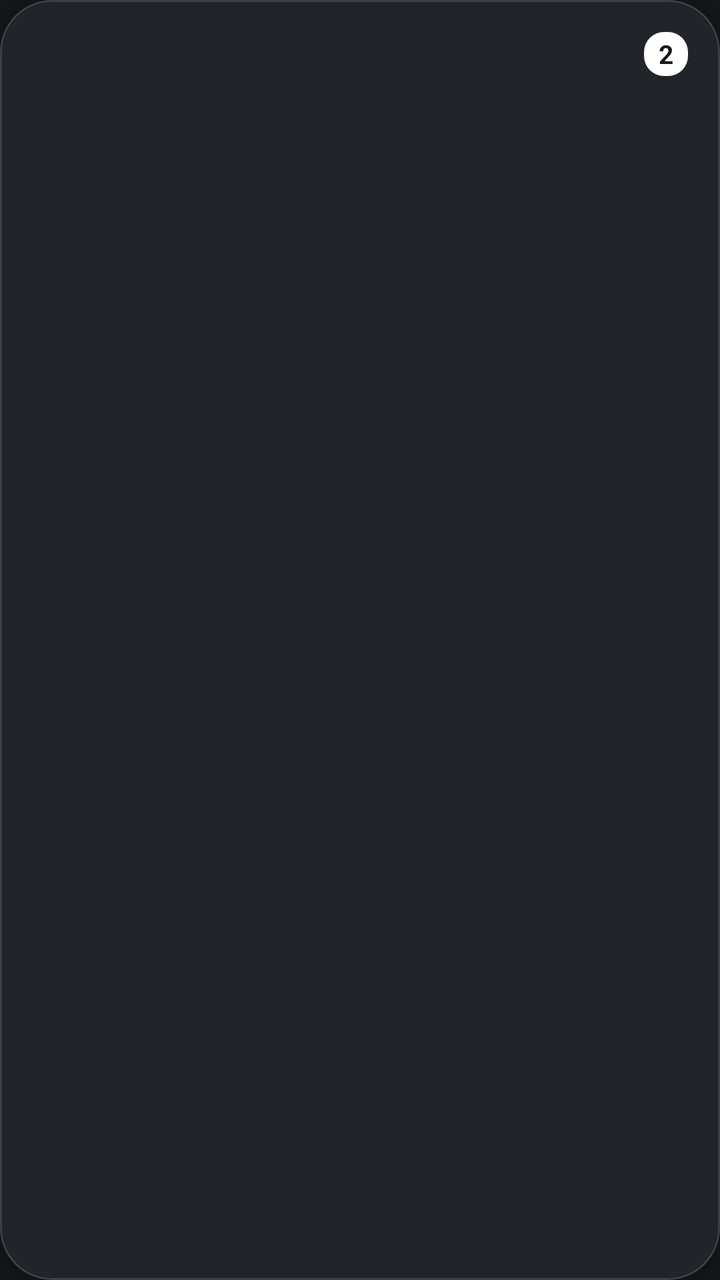
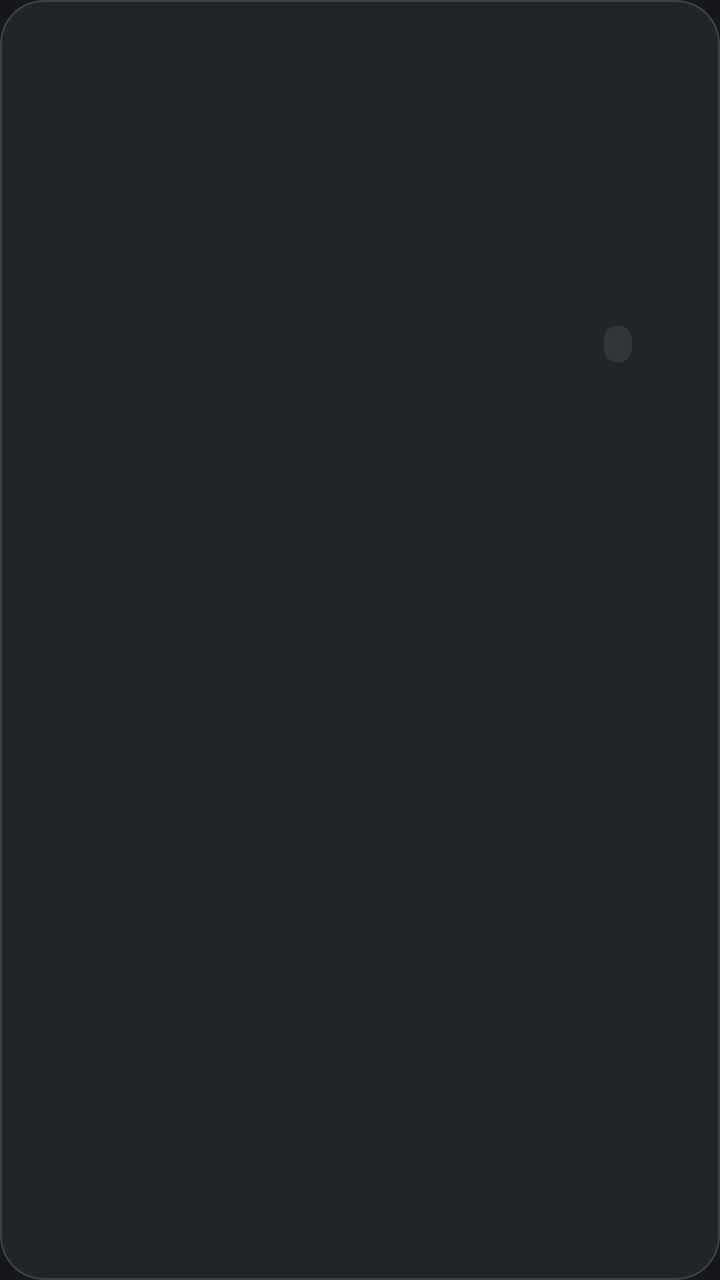

An Android layout rendered at two revisions. The XML below is the earlier revision; the diff shows what the commit changed to produce the second picture.
<!-- AndroidManifest.xml: application theme Theme.Widgets -->
<!-- res/layout/item_widget.xml -->
<?xml version="1.0" encoding="utf-8"?>
<com.google.android.material.card.MaterialCardView xmlns:android="http://schemas.android.com/apk/res/android"
    xmlns:app="http://schemas.android.com/apk/res-auto"
    android:id="@+id/widget_card"
    android:layout_width="match_parent"
    android:layout_height="wrap_content"
    android:layout_marginStart="5dp"
    android:layout_marginEnd="5dp"
    android:layout_marginTop="3dp"
    android:layout_marginBottom="7dp"
    android:foreground="?selectableItemBackground"
    app:cardBackgroundColor="@color/dark_card"
    app:cardCornerRadius="26dp"
    app:cardElevation="3dp"
    app:strokeColor="@color/glass_stroke"
    app:strokeWidth="1dp"
    app:contentPadding="0dp">

    <LinearLayout
        android:layout_width="match_parent"
        android:layout_height="wrap_content"
        android:background="@android:color/transparent"
        android:orientation="vertical">

        <FrameLayout
            android:id="@+id/preview_area"
            android:layout_width="match_parent"
            android:layout_height="168dp"
            android:padding="16dp">

            <ImageView
                android:id="@+id/widget_thumbnail"
                android:layout_width="match_parent"
                android:layout_height="match_parent"
                android:background="@android:color/transparent"
                android:contentDescription="@string/cd_widget_thumbnail"
                android:scaleType="fitCenter"
                android:visibility="gone" />

            <LinearLayout
                android:id="@+id/generated_preview"
                android:layout_width="match_parent"
                android:layout_height="match_parent"
                android:background="@android:color/transparent"
                android:gravity="center"
                android:orientation="vertical"
                android:padding="12dp" />

            <TextView
                android:id="@+id/size_badge"
                android:layout_width="22dp"
                android:layout_height="22dp"
                android:layout_gravity="top|end"
                android:background="@drawable/bg_widget_size_badge"
                android:gravity="center"
                android:text="2"
                android:textColor="@color/dark_background"
                android:textSize="13sp"
                android:textStyle="bold" />

        </FrameLayout>

        <LinearLayout
            android:layout_width="match_parent"
            android:layout_height="82dp"
            android:background="@android:color/transparent"
            android:gravity="center_vertical"
            android:orientation="horizontal"
            android:paddingStart="16dp"
            android:paddingEnd="14dp">

            <LinearLayout
                android:layout_width="0dp"
                android:layout_height="wrap_content"
                android:layout_weight="1"
                android:orientation="vertical">

                <TextView
                    android:id="@+id/widget_name"
                    android:layout_width="match_parent"
                    android:layout_height="wrap_content"
                    android:ellipsize="end"
                    android:maxLines="1"
                    android:textColor="@color/text_primary"
                    android:textSize="16sp"
                    android:textStyle="bold" />

                <LinearLayout
                    android:layout_width="wrap_content"
                    android:layout_height="wrap_content"
                    android:layout_marginTop="4dp"
                    android:gravity="center_vertical"
                    android:orientation="horizontal">

                    <TextView
                        android:id="@+id/star_badge"
                        android:layout_width="wrap_content"
                        android:layout_height="wrap_content"
                        android:text="★"
                        android:textColor="@color/yellow_accent"
                        android:textSize="10sp"
                        android:visibility="gone" />

                    <TextView
                        android:id="@+id/widget_meta"
                        android:layout_width="wrap_content"
                        android:layout_height="wrap_content"
                        android:layout_marginStart="4dp"
                        android:textColor="@color/text_tertiary"
                        android:textSize="12sp" />

                </LinearLayout>

            </LinearLayout>

            <ImageView
                android:id="@+id/favorite_icon"
                android:layout_width="32dp"
                android:layout_height="32dp"
                android:background="?selectableItemBackgroundBorderless"
                android:contentDescription="@string/cd_favorite"
                android:padding="4dp" />

        </LinearLayout>

    </LinearLayout>

</com.google.android.material.card.MaterialCardView>
<!-- resources referenced by this layout -->
<resources>
  <color name="dark_background">#FF16171B</color>
  <color name="dark_card">#FF212429</color>
  <color name="glass_stroke">#22FFFFFF</color>
  <color name="text_primary">#FFECEDF0</color>
  <color name="text_tertiary">#FF6C7280</color>
  <color name="yellow_accent">#FF6C7BFF</color>
  <!-- drawable bg_widget_size_badge (drawable) -->
  <?xml version="1.0" encoding="utf-8"?>
  <shape xmlns:android="http://schemas.android.com/apk/res/android">
      <solid android:color="@color/white" />
      <corners android:radius="10dp" />
  </shape>
  <string name="cd_favorite">Toggle Favorite</string>
  <string name="cd_widget_thumbnail">Widget Thumbnail</string>
  <style name="Theme.Widgets" parent="Base.Theme.Widgets">
          <item name="colorPrimary">#6C7BFF</item>
          <item name="colorOnPrimary">#FFFFFF</item>
          <item name="colorPrimaryContainer">#1A6C7BFF</item>
          <item name="colorSecondary">#9AA5FF</item>
          <item name="android:colorBackground">#16171B</item>
          <item name="colorSurface">#1D1F24</item>
          <item name="colorOnSurface">#ECEDF0</item>
          <item name="android:statusBarColor">#16171B</item>
          <item name="android:navigationBarColor">#16171B</item>
      </style>
  <color name="white">#FFFFFFFF</color>
  <color name="yellow_accent_alpha_20">#336C7BFF</color>
  <color name="yellow_accent_light">#FF9AA5FF</color>
  <color name="yellow_accent_dark">#FF4E5CE0</color>
  <color name="black">#FF000000</color>
  <color name="yellow_accent_alpha_10">#1A6C7BFF</color>
  <color name="error">#FFEF5A5A</color>
  <color name="error_container">#FF4A1C1C</color>
  <color name="dark_surface">#FF1D1F24</color>
  <color name="dark_surface_variant">#FF24272E</color>
  <color name="text_secondary">#FFA6ABB5</color>
  <color name="divider">#1FFFFFFF</color>
  <style name="Widget.Widgets.Card.Neumorphic" parent="Widget.Material3.CardView.Filled">
          <item name="cardBackgroundColor">@color/dark_card</item>
          <item name="cardCornerRadius">16dp</item>
          <item name="cardElevation">0dp</item>
          <item name="strokeWidth">0dp</item>
          <item name="android:background">@drawable/bg_neumorphic</item>
      </style>
  <!-- drawable bg_neumorphic (drawable) -->
  <?xml version="1.0" encoding="utf-8"?>
  <layer-list xmlns:android="http://schemas.android.com/apk/res/android">
      <item android:left="4dp" android:top="4dp">
          <shape android:shape="rectangle">
              <solid android:color="#40000000" />
              <corners android:radius="16dp" />
          </shape>
      </item>
      <item android:right="4dp" android:bottom="4dp">
          <shape android:shape="rectangle">
              <solid android:color="#1AFFFFFF" />
              <corners android:radius="16dp" />
          </shape>
      </item>
      <item android:left="1dp" android:top="1dp" android:right="1dp" android:bottom="1dp">
          <shape android:shape="rectangle">
              <solid android:color="@color/dark_card" />
              <corners android:radius="16dp" />
          </shape>
      </item>
  </layer-list>
  <!-- unchanged entries left out for length: 1 -->
</resources>

<!-- the commit's change to res/layout/item_widget.xml (unified diff, before → after) -->
@@ -4,122 +4,74 @@
     android:id="@+id/widget_card"
     android:layout_width="match_parent"
     android:layout_height="wrap_content"
-    android:layout_marginStart="5dp"
-    android:layout_marginEnd="5dp"
-    android:layout_marginTop="3dp"
-    android:layout_marginBottom="7dp"
+    android:layout_margin="6dp"
     android:foreground="?selectableItemBackground"
     app:cardBackgroundColor="@color/dark_card"
-    app:cardCornerRadius="26dp"
-    app:cardElevation="3dp"
+    app:cardCornerRadius="22dp"
+    app:cardElevation="0dp"
     app:strokeColor="@color/glass_stroke"
-    app:strokeWidth="1dp"
-    app:contentPadding="0dp">
+    app:strokeWidth="1dp">
 
     <LinearLayout
         android:layout_width="match_parent"
         android:layout_height="wrap_content"
-        android:background="@android:color/transparent"
         android:orientation="vertical">
 
         <FrameLayout
             android:id="@+id/preview_area"
             android:layout_width="match_parent"
-            android:layout_height="168dp"
-            android:padding="16dp">
+            android:layout_height="150dp"
+            android:paddingStart="12dp"
+            android:paddingTop="12dp"
+            android:paddingEnd="12dp"
+            android:paddingBottom="4dp">
 
             <ImageView
                 android:id="@+id/widget_thumbnail"
                 android:layout_width="match_parent"
                 android:layout_height="match_parent"
-                android:background="@android:color/transparent"
                 android:contentDescription="@string/cd_widget_thumbnail"
-                android:scaleType="fitCenter"
-                android:visibility="gone" />
-
-            <LinearLayout
-                android:id="@+id/generated_preview"
-                android:layout_width="match_parent"
-                android:layout_height="match_parent"
-                android:background="@android:color/transparent"
-                android:gravity="center"
-                android:orientation="vertical"
-                android:padding="12dp" />
-
-            <TextView
-                android:id="@+id/size_badge"
-                android:layout_width="22dp"
-                android:layout_height="22dp"
-                android:layout_gravity="top|end"
-                android:background="@drawable/bg_widget_size_badge"
-                android:gravity="center"
-                android:text="2"
-                android:textColor="@color/dark_background"
-                android:textSize="13sp"
-                android:textStyle="bold" />
+                android:scaleType="fitCenter" />
 
         </FrameLayout>
 
         <LinearLayout
             android:layout_width="match_parent"
-            android:layout_height="82dp"
-            android:background="@android:color/transparent"
+            android:layout_height="44dp"
             android:gravity="center_vertical"
             android:orientation="horizontal"
-            android:paddingStart="16dp"
-            android:paddingEnd="14dp">
+            android:paddingStart="14dp"
+            android:paddingEnd="4dp">
 
-            <LinearLayout
+            <TextView
+                android:id="@+id/widget_name"
                 android:layout_width="0dp"
                 android:layout_height="wrap_content"
                 android:layout_weight="1"
-                android:orientation="vertical">
+                android:ellipsize="end"
+                android:maxLines="1"
+                android:textColor="@color/text_primary"
+                android:textSize="14sp"
+                android:textStyle="bold" />
 
-                <TextView
-                    android:id="@+id/widget_name"
-                    android:layout_width="match_parent"
-                    android:layout_height="wrap_content"
-                    android:ellipsize="end"
-                    android:maxLines="1"
-                    android:textColor="@color/text_primary"
-                    android:textSize="16sp"
-                    android:textStyle="bold" />
-
-                <LinearLayout
-                    android:layout_width="wrap_content"
-                    android:layout_height="wrap_content"
-                    android:layout_marginTop="4dp"
-                    android:gravity="center_vertical"
-                    android:orientation="horizontal">
-
-                    <TextView
-                        android:id="@+id/star_badge"
-                        android:layout_width="wrap_content"
-                        android:layout_height="wrap_content"
-                        android:text="★"
-                        android:textColor="@color/yellow_accent"
-                        android:textSize="10sp"
-                        android:visibility="gone" />
-
-                    <TextView
-                        android:id="@+id/widget_meta"
-                        android:layout_width="wrap_content"
-                        android:layout_height="wrap_content"
-                        android:layout_marginStart="4dp"
-                        android:textColor="@color/text_tertiary"
-                        android:textSize="12sp" />
-
-                </LinearLayout>
-
-            </LinearLayout>
+            <TextView
+                android:id="@+id/widget_size"
+                android:layout_width="wrap_content"
+                android:layout_height="wrap_content"
+                android:layout_marginStart="6dp"
+                android:background="@drawable/bg_size_tag"
+                android:paddingHorizontal="7dp"
+                android:paddingVertical="2dp"
+                android:textColor="@color/text_secondary"
+                android:textSize="11sp" />
 
             <ImageView
                 android:id="@+id/favorite_icon"
-                android:layout_width="32dp"
-                android:layout_height="32dp"
+                android:layout_width="40dp"
+                android:layout_height="40dp"
                 android:background="?selectableItemBackgroundBorderless"
                 android:contentDescription="@string/cd_favorite"
-                android:padding="4dp" />
+                android:padding="10dp" />
 
         </LinearLayout>
 
<!-- resource entries referenced after the edit -->
@@ -4,14 +4,7 @@
   <color name="dark_card">#FF212429</color>
   <color name="glass_stroke">#22FFFFFF</color>
   <color name="text_primary">#FFECEDF0</color>
-  <color name="text_tertiary">#FF6C7280</color>
   <color name="yellow_accent">#FF6C7BFF</color>
-  <!-- drawable bg_widget_size_badge (drawable) -->
-  <?xml version="1.0" encoding="utf-8"?>
-  <shape xmlns:android="http://schemas.android.com/apk/res/android">
-      <solid android:color="@color/white" />
-      <corners android:radius="10dp" />
-  </shape>
   <string name="cd_favorite">Toggle Favorite</string>
   <string name="cd_widget_thumbnail">Widget Thumbnail</string>
   <style name="Theme.Widgets" parent="Base.Theme.Widgets">
@@ -36,6 +29,12 @@
   <color name="dark_surface">#FF1D1F24</color>
   <color name="dark_surface_variant">#FF24272E</color>
   <color name="text_secondary">#FFA6ABB5</color>
+  <!-- drawable bg_size_tag (drawable) -->
+  <?xml version="1.0" encoding="utf-8"?>
+  <shape xmlns:android="http://schemas.android.com/apk/res/android" android:shape="rectangle">
+      <solid android:color="#14FFFFFF" />
+      <corners android:radius="8dp" />
+  </shape>
   <color name="divider">#1FFFFFFF</color>
   <style name="Widget.Widgets.Card.Neumorphic" parent="Widget.Material3.CardView.Filled">
           <item name="cardBackgroundColor">@color/dark_card</item>
